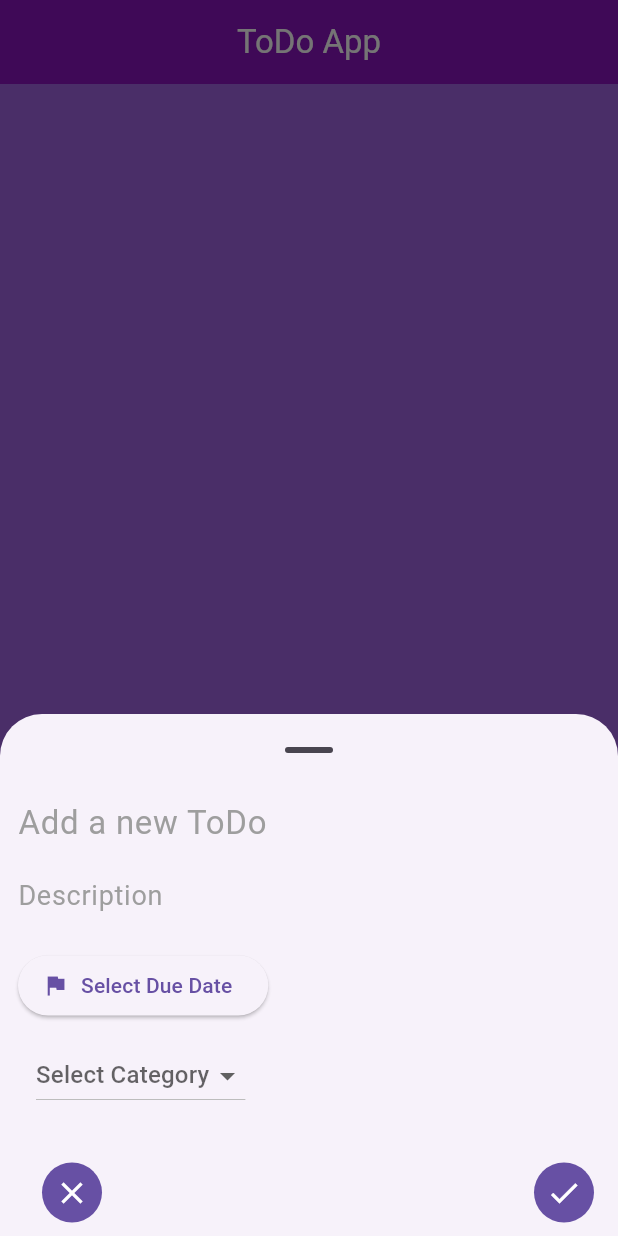
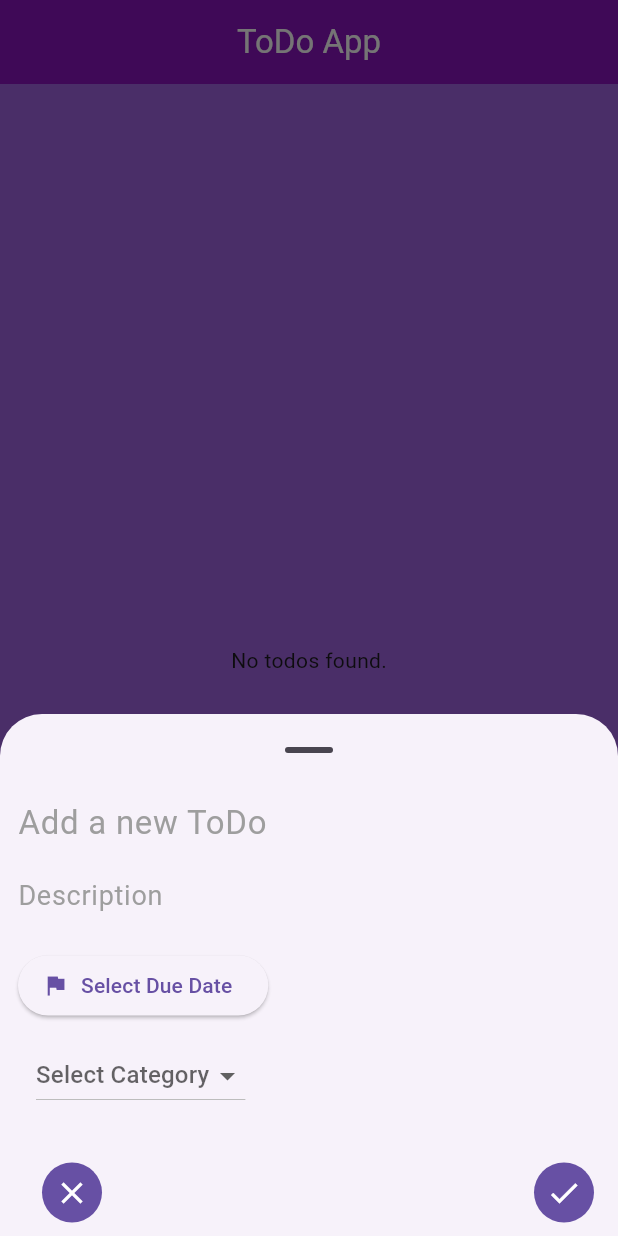
Before and after one commit to SeymenOzdes/ToDoApp, a Flutter app: the screen it shows after launch, after a tap on the "add" icon, on a phone screen of 412 x 824 dp. Run offline on Flutter 3.47's test engine with Material 3 defaults, Android fonts, the phone set to English and light mode, and no system bars; our stand-ins replace flutter_slidable, logger, sqflite; accounts and stored records are empty.

```diff
--- a/lib/Controller/database_helper.dart
+++ b/lib/Controller/database_helper.dart
@@ -1,3 +1,4 @@
+import 'package:flutter/material.dart';
 import 'package:sqflite/sqflite.dart';
 import 'package:path/path.dart';
 import '../Model/todo_model.dart';
@@ -60,6 +61,8 @@ class DatabaseHelper {
   }
 
   Future<List<TodoModel>> getTodos() async {
+    await Future.delayed(const Duration(milliseconds: 1000)); // delay
+
     final db = await database;
     final List<Map<String, dynamic>> maps = await db.query('todos');
 
--- a/lib/Controller/view_controller.dart
+++ b/lib/Controller/view_controller.dart
@@ -25,6 +25,7 @@ class ViewController {
       _descriptionTextController;
 
   String get selectedCategoryValue => _selectedCategoryValue;
+
   set selectedCategoryValue(String value) {
     _selectedCategoryValue = value;
   }
@@ -108,4 +109,8 @@ class ViewController {
     _selectedCategoryValue = "";
     dateTime = DateTime.now();
   }
+
+  void deleteDatabaseFile() async {
+    await _databaseHelper.deleteDatabaseFile();
+  }
 }
--- a/lib/View/home_page.dart
+++ b/lib/View/home_page.dart
@@ -1,5 +1,6 @@
 import 'dart:async';
 import 'package:first_app/Controller/database_helper.dart';
+import 'package:first_app/Model/todo_model.dart';
 import 'package:first_app/View/todo_item.dart';
 import 'package:flutter/material.dart';
 import 'add_todo_sheet.dart';
@@ -30,7 +31,7 @@ class _HomePageState extends State<HomePage> {
       },
     );
 
-    _controller.loadTodos();
+    // _controller.loadTodos();
 
     Timer.periodic(const Duration(minutes: 5), (timer) {
       _databaseHelper.deleteTodo();
@@ -82,15 +83,24 @@ class _HomePageState extends State<HomePage> {
         ),
         backgroundColor: const Color.fromARGB(255, 138, 20, 189),
       ),
-      body: ListView.builder(
+      body: FutureBuilder<List<TodoModel>>(
+        future: _databaseHelper.getTodos(),
+        builder: (context, snapshot) {
+          if (snapshot.connectionState == ConnectionState.waiting) {
+            return const Center(child: CircularProgressIndicator());
+          } else if (snapshot.hasError) {
+            return Center(child: Text('Error: ${snapshot.error}'));
+          } else if (!snapshot.hasData || snapshot.data!.isEmpty) {
+            return const Center(child: Text('No todos found.'));
+          } else {
+            _controller.todoItems = snapshot.data!;
+            return ListView.builder(
               itemCount: _controller.todoItems.length,
               itemBuilder: (BuildContext context, index) {
                 return Visibility(
                   visible: _controller.todoItems[index].isVisible,
                   child: ToDoItem(
                     todoModel: _controller.todoItems[index],
-              // taskName: _controller.todoItems[index].taskName,
-              // taskCompleted: _controller.todoItems[index].taskCompleted,
                     onChanged: (value) {
                       _controller.checkBoxChanged(index);
                       if (mounted) {
@@ -98,15 +108,17 @@ class _HomePageState extends State<HomePage> {
                       }
                     },
                     deleteTask: (context) async {
-                await _controller.deleteTask(_controller.todoItems[index]);
+                      await _controller
+                          .deleteTask(_controller.todoItems[index]);
                       if (mounted) {
                         setState(() {});
                       }
                     },
-              // taskDate: _controller.todoItems[index].taskDate,
-              // taskCategory: _controller.todoItems[index].taskCategory,
                   ),
                 );
+              },
+            );
+          }
         },
       ),
       floatingActionButton: Row(
--- a/pubspec.yaml
+++ b/pubspec.yaml
@@ -43,6 +43,7 @@ dependencies:
   logger: ^2.4.0
   path: ^1.9.0
   intl: ^0.19.0
+  flutter_bloc: ^8.1.6
 
 dev_dependencies:
   flutter_test:
```
Also changed, not shown: lib/View/todo_item.dart (+6 -9 lines), pubspec.lock. Lines whose indentation alone changed are shown as unchanged.
